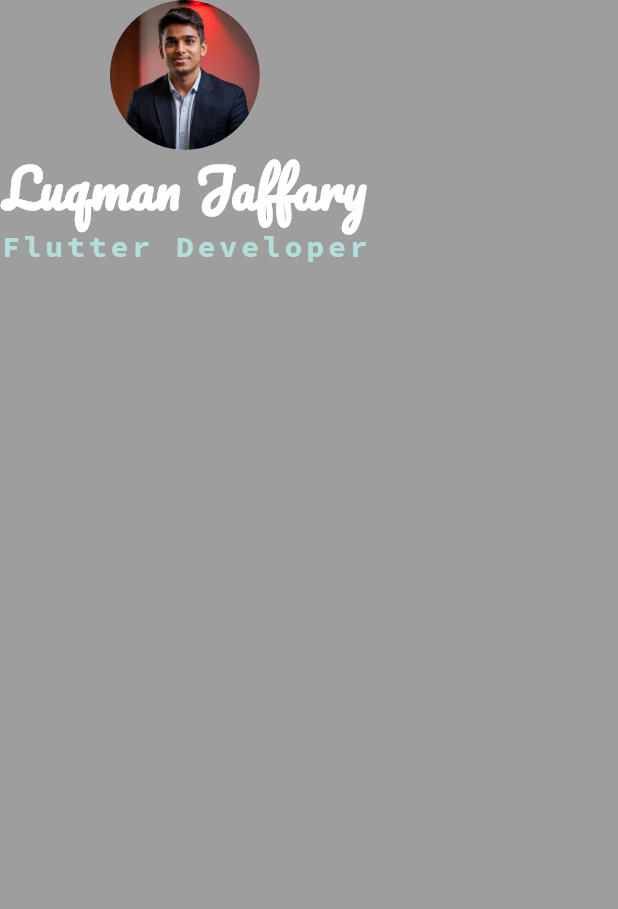
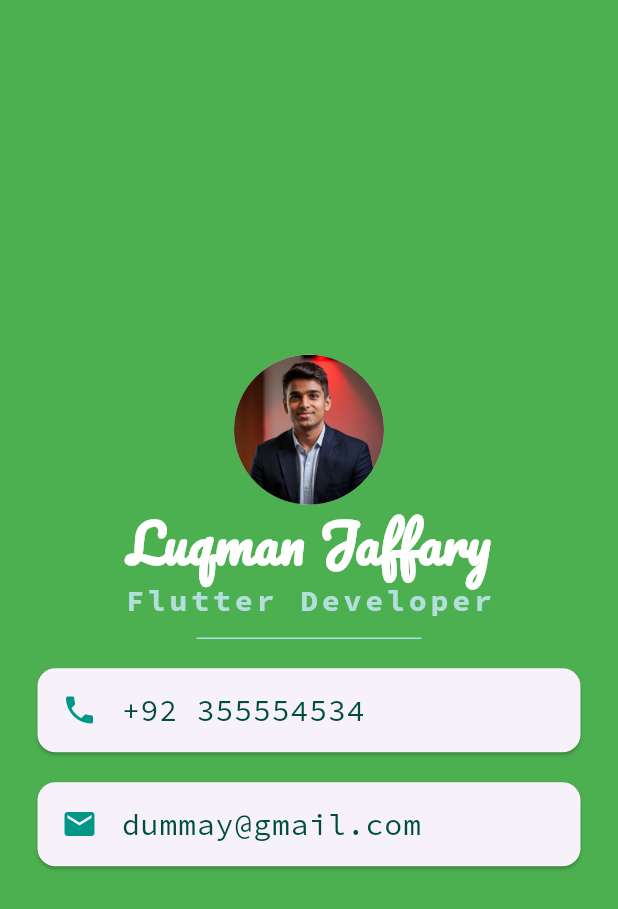
Before and after one commit to LuqmanJaffary/flutter-course, a Flutter app: the screen it shows after launch, on a phone screen of 412 x 824 dp. Shown: the top 909 px of the screen. Run offline on Flutter 3.47's test engine with Material 3 defaults, Android fonts, the phone set to English and light mode, and no system bars.

Commit message:
make the profile section complete

```diff
--- a/lib/mi_card.dart
+++ b/lib/mi_card.dart
@@ -6,14 +6,16 @@ class MiCard extends StatelessWidget {
   @override
   Widget build(BuildContext context) {
     return Scaffold(
-      backgroundColor: Colors.grey,
+      backgroundColor: Colors.green,
       body: SafeArea(
         child: Column(
+          mainAxisAlignment: MainAxisAlignment.center,
           children: <Widget>[
             CircleAvatar(
               backgroundImage: AssetImage('images/human.jpg'),
               radius: 50,
             ),
+
             Text(
               'Luqman Jaffary',
               style: TextStyle(
@@ -23,6 +25,7 @@ class MiCard extends StatelessWidget {
                 fontWeight: FontWeight.bold,
               ),
             ),
+
             Text(
               'Flutter Developer',
               style: TextStyle(
@@ -33,9 +36,62 @@ class MiCard extends StatelessWidget {
                 fontWeight: FontWeight.bold,
               ),
             ),
+
+            SizedBox(
+              height: 20.0,
+              width: 150.0,
+              child: Divider(color: Colors.teal.shade100),
+            ),
+
+            Card(
+              margin: EdgeInsets.symmetric(vertical: 10.0, horizontal: 25.0),
+
+              child: ListTile(
+                leading: Icon(Icons.phone, color: Colors.teal),
+                title: Text(
+                  '+92 355554534',
+                  style: TextStyle(
+                    color: Colors.teal.shade900,
+                    fontFamily: 'source code pro',
+                    fontSize: 20.0,
+                  ),
+                ),
+              ),
+            ),
+
+            Card(
+              margin: EdgeInsets.symmetric(vertical: 10.0, horizontal: 25.0),
+              child: ListTile(
+                leading: Icon(Icons.email, color: Colors.teal),
+                title: Text(
+                  'dummay@gmail.com',
+                  style: TextStyle(
+                    color: Colors.teal.shade900,
+                    fontFamily: 'source code pro',
+                    fontSize: 20.0,
+                  ),
+                ),
+              ),
+            ),
           ],
         ),
       ),
     );
   }
 }
+
+// _________________________
+// Row(
+// children: <Widget>[
+// Icon(Icons.phone, color: Colors.teal),
+// SizedBox(width: 10.0),
+// Text(
+// '+92 355554534',
+// style: TextStyle(
+// color: Colors.teal.shade900,
+// fontFamily: 'source code pro',
+// fontSize: 20.0,
+// ),
+// ),
+// ],
+// ),
```
